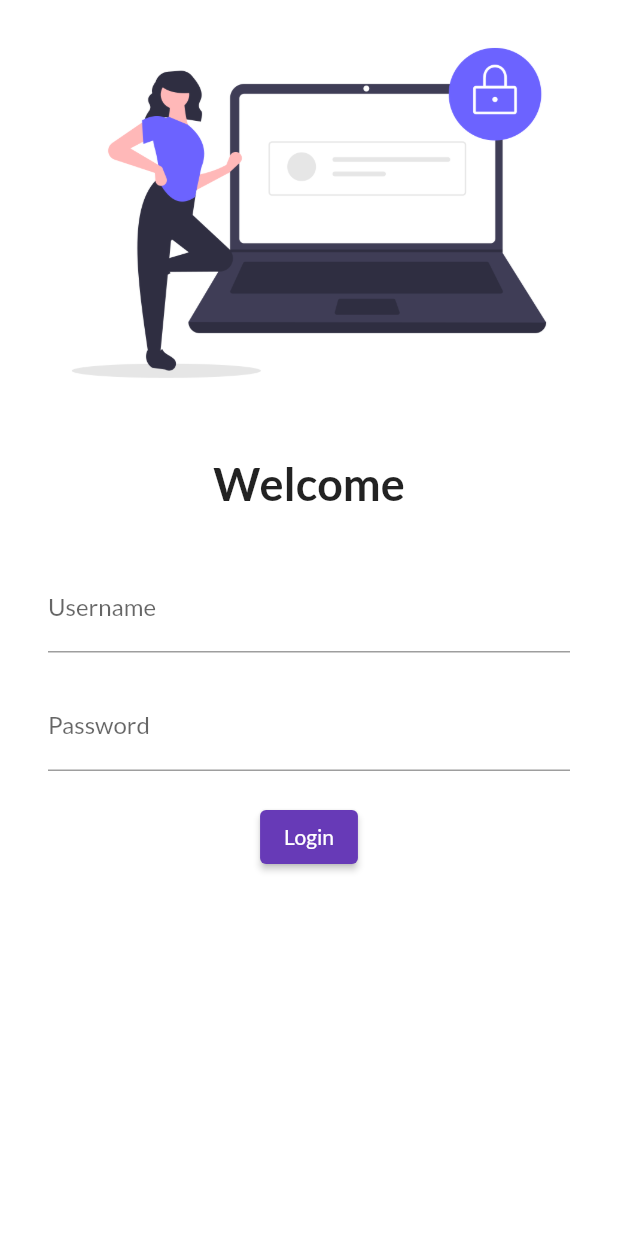
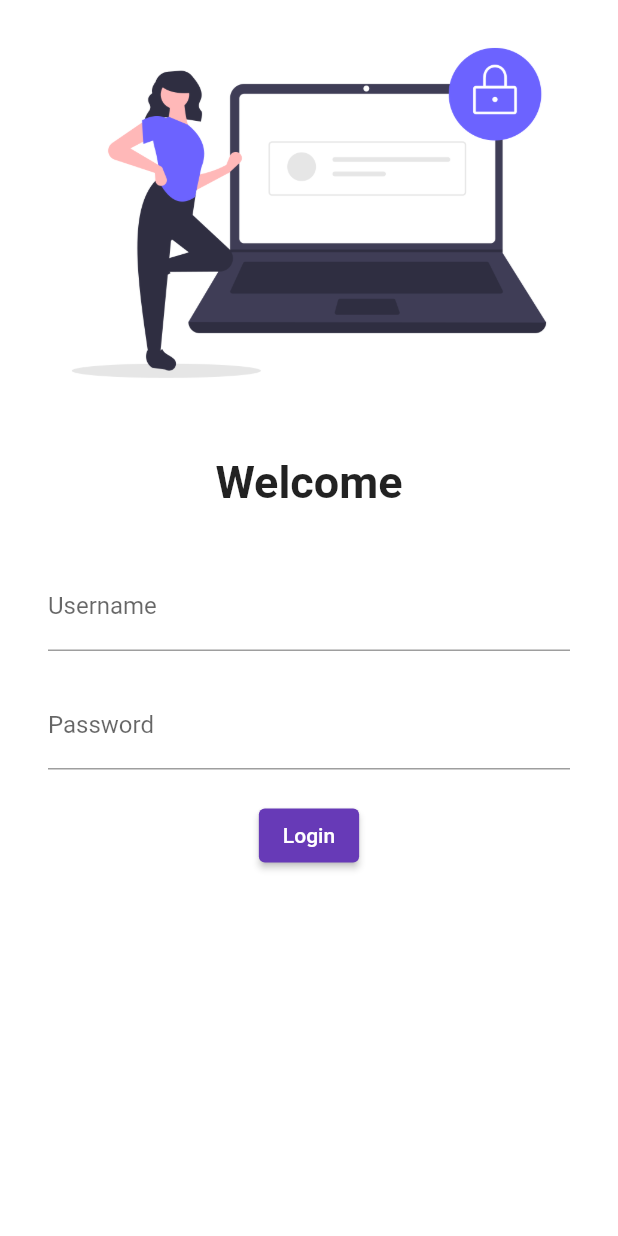
Before and after one commit to saurav-sagar-30058335/FlutterStudy, a Flutter app: the screen it shows after launch, on a phone screen of 412 x 824 dp. Run offline on Flutter 3.47's test engine with Material 2 defaults, Android fonts, the phone set to English and light mode, and no system bars.

Commit message:
stable code

```diff
--- a/lib/View/OnBoarding/login_page.dart
+++ b/lib/View/OnBoarding/login_page.dart
@@ -8,6 +8,7 @@ class LoginPage extends StatelessWidget {
   Widget build(BuildContext context) {
     return Material(
         color: Colors.white,
+        child: SingleChildScrollView(
           child: Column(
             children: [
             Image.asset(
@@ -56,7 +57,9 @@ class LoginPage extends StatelessWidget {
                 ],
               ),
             )
-          ],
-        ));
+            ]
+          )
+        )
+    );
   }
 }
--- a/lib/main.dart
+++ b/lib/main.dart
@@ -1,5 +1,5 @@
 import 'package:flutter/material.dart';
-import 'package:google_fonts/google_fonts.dart';
+// import 'package:google_fonts/google_fonts.dart';
 import 'package:widget_life_cycle/View/Home/home_page.dart';
 import 'package:widget_life_cycle/View/OnBoarding/login_page.dart';
 
@@ -40,8 +40,8 @@ class MyApp extends StatelessWidget {
       // For Light Mode
       theme: ThemeData(
           primarySwatch: Colors.deepPurple, // Auto manage whole theme according to given color
-          fontFamily: GoogleFonts.lato().fontFamily,
-          primaryTextTheme: GoogleFonts.latoTextTheme(),
+          // fontFamily: GoogleFonts.lato().fontFamily,
+          // primaryTextTheme: GoogleFonts.latoTextTheme(),
       ),
 
       // For Dark Mode
@@ -49,7 +49,7 @@ class MyApp extends StatelessWidget {
       darkTheme: ThemeData(
           brightness: Brightness.dark, // For brightness
           primarySwatch: Colors.green, // Auto manage whole theme according to given color
-          primaryTextTheme: GoogleFonts.latoTextTheme()
+          // primaryTextTheme: GoogleFonts.latoTextTheme()
       ),
 
       /// Route's
--- a/pubspec.yaml
+++ b/pubspec.yaml
@@ -34,7 +34,7 @@ dependencies:
   # The following adds the Cupertino Icons font to your application.
   # Use with the CupertinoIcons class for iOS style icons.
   cupertino_icons: ^1.0.2
-  google_fonts: ^2.1.0
+#  google_fonts: ^2.1.0
 
 dev_dependencies:
   flutter_test:
```
Also changed, not shown: assets/fonts/googleLoto.ttf (added), pubspec.lock, 22 other files. Lines whose indentation alone changed are shown as unchanged.
